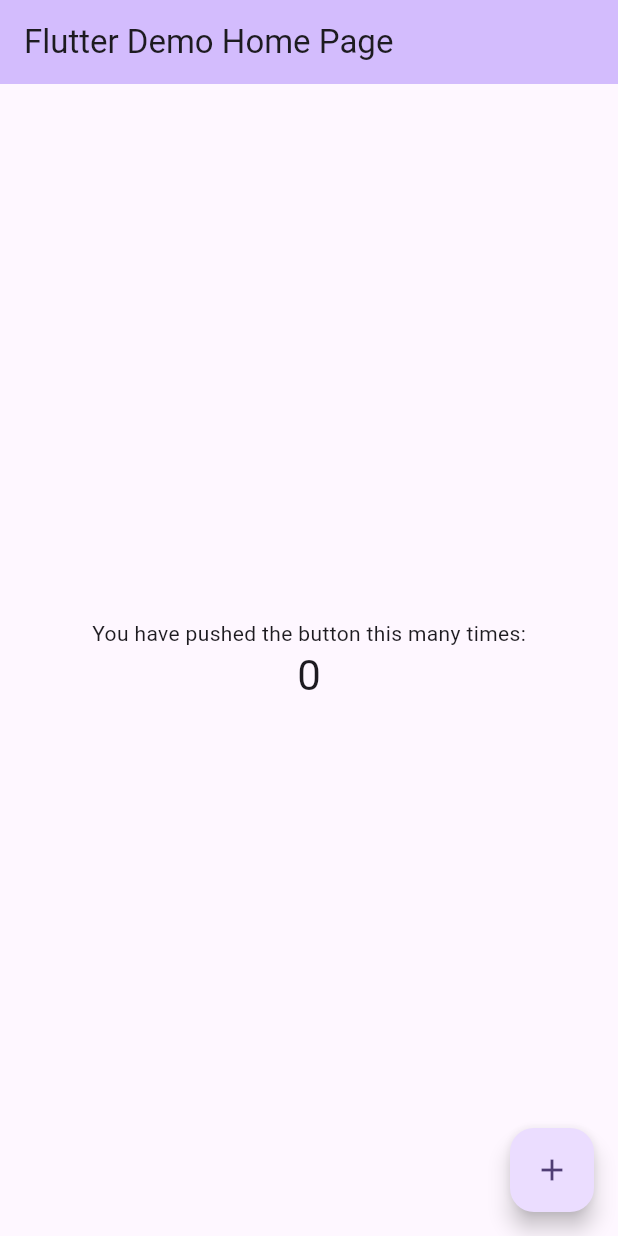
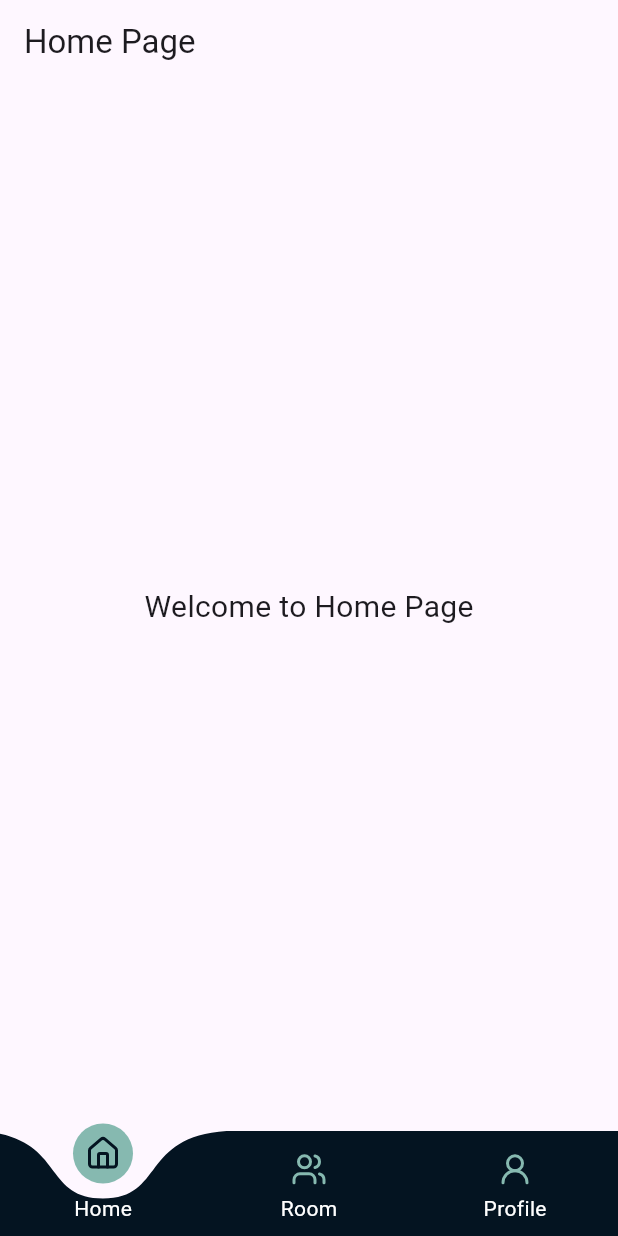
Before and after one commit to mozaldy/visca, a Flutter app: the screen it shows after launch, on a phone screen of 412 x 824 dp. Run offline on Flutter 3.47's test engine with Material 3 defaults, Android fonts, the phone set to English and light mode, and no system bars; drawn by our look-alikes of curved_labeled_navigation_bar; our stand-ins replace firebase_core, flutter_lucide; accounts and stored records are empty.

Commit message:
mantap oi oi

```diff
--- /dev/null
+++ b/lib/components/bottom_navbar.dart
@@ -0,0 +1,78 @@
+import 'package:flutter/material.dart';
+import 'package:flutter_lucide/flutter_lucide.dart';
+import 'package:curved_labeled_navigation_bar/curved_navigation_bar.dart';
+import 'package:curved_labeled_navigation_bar/curved_navigation_bar_item.dart';
+import 'package:visca/screens/home_screen.dart';
+import 'package:visca/screens/profile_screen.dart';
+import 'package:visca/screens/room_screen.dart';
+
+class BottomNavBar extends StatefulWidget {
+  const BottomNavBar({super.key});
+
+  @override
+  BottomNavBarState createState() => BottomNavBarState();
+}
+
+class BottomNavBarState extends State<BottomNavBar> {
+  int _selectedIndex = 0;
+
+  final List<Widget> _pages = [HomePage(), Room(), Profile()];
+
+  void _onItemTapped(int index) {
+    setState(() {
+      _selectedIndex = index;
+    });
+  }
+
+  @override
+  Widget build(BuildContext context) {
+    return Scaffold(
+      body: _pages[_selectedIndex],
+      bottomNavigationBar: Theme(
+        data: Theme.of(
+          context,
+        ).copyWith(iconTheme: IconThemeData(color: Colors.white)),
+        child: CurvedNavigationBar(
+          color: const Color(0xFF041421),
+          backgroundColor: Colors.transparent,
+          animationCurve: Curves.ease,
+          buttonBackgroundColor: Color(0xFF86B9B0),
+          onTap: _onItemTapped,
+          items: [
+            CurvedNavigationBarItem(
+              child: Icon(
+                LucideIcons.house,
+                color:
+                    _selectedIndex == 0 ? Color(0xFF041421) : Color(0xFF86B9B0),
+              ),
+              label: 'Home',
+              labelStyle: TextStyle(color: Colors.white),
+            ),
+            CurvedNavigationBarItem(
+              child: Icon(
+                LucideIcons.users,
+                color:
+                    _selectedIndex == 1
+                        ? const Color(0xFF041421)
+                        : Color(0xFF86B9B0),
+              ),
+              label: 'Room',
+              labelStyle: TextStyle(color: Colors.white),
+            ),
+            CurvedNavigationBarItem(
+              child: Icon(
+                LucideIcons.user_round,
+                color:
+                    _selectedIndex == 2
+                        ? const Color(0xFF041421)
+                        : Color(0xFF86B9B0),
+              ),
+              label: 'Profile',
+              labelStyle: TextStyle(color: Colors.white),
+            ),
+          ],
+        ),
+      ),
+    );
+  }
+}
--- a/lib/main.dart
+++ b/lib/main.dart
@@ -1,5 +1,7 @@
 import 'package:flutter/material.dart';
 import 'package:firebase_core/firebase_core.dart';
+import 'package:visca/components/bottom_navbar.dart';
+import 'package:visca/screens/room_screen.dart';
 import 'firebase_options.dart';
 
 // ...
@@ -37,7 +39,7 @@ class MyApp extends StatelessWidget {
         // tested with just a hot reload.
         colorScheme: ColorScheme.fromSeed(seedColor: Colors.deepPurple),
       ),
-      home: const MyHomePage(title: 'Flutter Demo Home Page'),
+      home: BottomNavBar(),
     );
   }
 }
--- /dev/null
+++ b/lib/screens/home_screen.dart
@@ -0,0 +1,20 @@
+import 'package:flutter/material.dart';
+
+class HomePage extends StatelessWidget {
+  @override
+  Widget build(BuildContext context) {
+    return MaterialApp(
+      home: Scaffold(
+        appBar: AppBar(
+          title: Text('Home Page'),
+        ),
+        body: Center(
+          child: Text(
+            'Welcome to Home Page',
+            style: TextStyle(fontSize: 20),
+          ),
+        ),
+      ),
+    );
+  }
+}
--- /dev/null
+++ b/lib/screens/profile_screen.dart
@@ -0,0 +1,20 @@
+import 'package:flutter/material.dart';
+
+class Profile extends StatelessWidget {
+  @override
+  Widget build(BuildContext context) {
+    return MaterialApp(
+      home: Scaffold(
+        appBar: AppBar(
+          title: Text('Profile'),
+        ),
+        body: Center(
+          child: Text(
+            'Welcome to Profile Page',
+            style: TextStyle(fontSize: 20),
+          ),
+        ),
+      ),
+    );
+  }
+}
--- /dev/null
+++ b/lib/screens/room_screen.dart
@@ -0,0 +1,20 @@
+import 'package:flutter/material.dart';
+
+class Room extends StatelessWidget {
+  @override
+  Widget build(BuildContext context) {
+    return MaterialApp(
+      home: Scaffold(
+        appBar: AppBar(
+          title: Text('Room Page'),
+        ),
+        body: Center(
+          child: Text(
+            'Welcome to Room Page',
+            style: TextStyle(fontSize: 20),
+          ),
+        ),
+      ),
+    );
+  }
+}
--- a/pubspec.yaml
+++ b/pubspec.yaml
@@ -35,6 +35,8 @@ dependencies:
   # Use with the CupertinoIcons class for iOS style icons.
   cupertino_icons: ^1.0.8
   firebase_core: ^3.13.0
+  flutter_lucide: ^1.6.2
+  curved_labeled_navigation_bar: ^2.0.6
 
 dev_dependencies:
   flutter_test:
```
